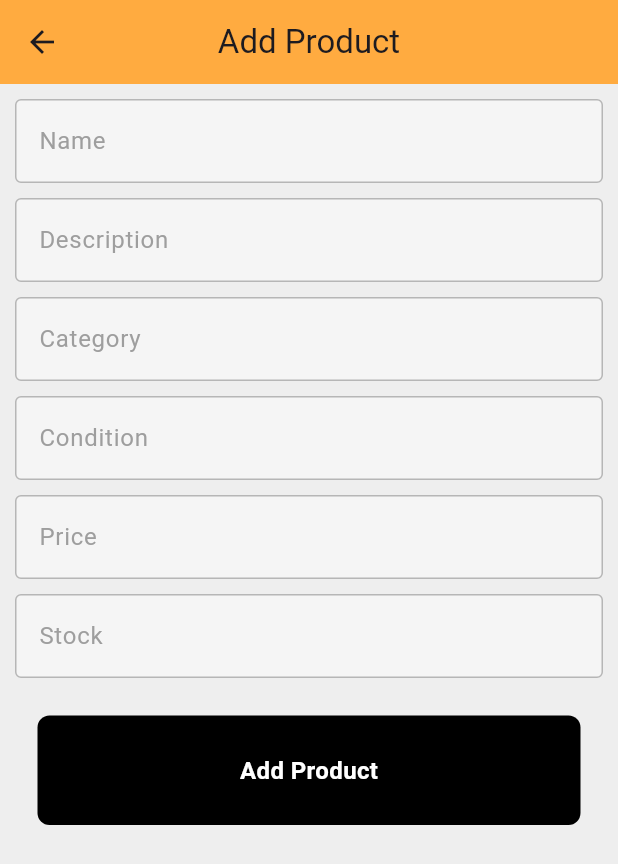
After one commit to Kadigas/click-n-buy, a Flutter app: the AddProductPage screen opened directly, after a tap on "Add Product", on a phone screen of 412 x 824 dp. The commit adds this screen. Shown: the top 864 px of the screen. Run offline on Flutter 3.47's test engine with Material 3 defaults, Android fonts, the phone set to English and light mode, and no system bars; our stand-ins replace cloud_firestore, firebase_auth, firebase_core; accounts and stored records are empty; network calls fail.

Commit message:
feat: user collection, CR products

```diff
--- a/lib/components/my_textfield.dart
+++ b/lib/components/my_textfield.dart
@@ -15,7 +15,7 @@ class MyTextField extends StatelessWidget {
   @override
   Widget build(BuildContext context) {
     return Padding(
-        padding: const EdgeInsets.symmetric(horizontal: 25.0),
+        padding: const EdgeInsets.symmetric(horizontal: 10.0),
         child: TextField(
           controller: controller,
           obscureText: obscureText,
--- /dev/null
+++ b/lib/models/product.dart
@@ -0,0 +1,36 @@
+import 'package:cloud_firestore/cloud_firestore.dart';
+
+class Product {
+  final String sellerUid;
+  final String productName;
+  final String productDescription;
+  final String productCategory;
+  final String productPrice;
+  final String productStock;
+  final String productCondition;
+  final Timestamp timestamp;
+
+  Product({
+    required this.sellerUid,
+    required this.productName,
+    required this.productDescription,
+    required this.productCategory,
+    required this.productPrice,
+    required this.productStock,
+    required this.productCondition,
+    required this.timestamp
+  });
+
+  Map<String, dynamic> toMap() {
+    return {
+      'sellerUid': sellerUid,
+      'productName': productName,
+      'productDescription': productDescription,
+      'productCategory': productCategory,
+      'productPrice': productPrice,
+      'productStock': productStock,
+      'productCondition': productCondition,
+      'timestamp': timestamp
+    };
+  }
+}
--- a/lib/pages/auth_page.dart
+++ b/lib/pages/auth_page.dart
@@ -2,6 +2,7 @@ import 'package:flutter/material.dart';
 import 'package:firebase_auth/firebase_auth.dart';
 import 'package:fp_ppb/pages/home_page.dart';
 import 'package:fp_ppb/pages/login_or_register_page.dart';
+import 'package:fp_ppb/pages/seller/home_page.dart';
 
 class AuthPage extends StatelessWidget {
   const AuthPage({super.key});
@@ -13,7 +14,7 @@ class AuthPage extends StatelessWidget {
         stream: FirebaseAuth.instance.authStateChanges(),
         builder: (context, snapshot) {
           if(snapshot.hasData) {
-            return HomePage();
+            return const SellerHomePage();
           } else {
             return const LoginOrRegisterPage();
           }
--- /dev/null
+++ b/lib/pages/seller/add_product.dart
@@ -0,0 +1,132 @@
+import 'package:firebase_auth/firebase_auth.dart';
+import 'package:flutter/material.dart';
+import 'package:fp_ppb/components/my_textfield.dart';
+import 'package:fp_ppb/components/my_button.dart';
+import 'package:fp_ppb/service/product_service.dart';
+
+class AddProductPage extends StatefulWidget {
+  const AddProductPage({super.key});
+
+  @override
+  State<AddProductPage> createState() => _AddProductPageState();
+}
+
+class _AddProductPageState extends State<AddProductPage> {
+  final productNameController = TextEditingController();
+  final productDescriptionController = TextEditingController();
+  final productCategoryController = TextEditingController();
+  final productPriceController = TextEditingController();
+  final productStockController = TextEditingController();
+  final productConditionController = TextEditingController();
+
+  void addProduct() async {
+    final productService = ProductService();
+    showDialog(
+        context: context,
+        builder: (context) {
+          return const Center(
+            child: CircularProgressIndicator(),
+          );
+        });
+
+    try {
+      await productService.addProduct(
+        productNameController.text,
+        productDescriptionController.text,
+        productCategoryController.text,
+        productPriceController.text,
+        productStockController.text,
+        productConditionController.text,
+      );
+      Navigator.pop(context);
+    } on FirebaseAuthException catch (e) {
+      Navigator.pop(context);
+      showErrorMessage(e.code);
+    }
+  }
+
+  void showErrorMessage(String message) {
+    showDialog(
+        context: context,
+        builder: (context) {
+          return AlertDialog(
+            backgroundColor: Colors.red,
+            title: Center(
+              child: Text(
+                message,
+                style: const TextStyle(color: Colors.white),
+              ),
+            ),
+          );
+        });
+  }
+
+  @override
+  Widget build(BuildContext context) {
+    return Scaffold(
+      appBar: AppBar(
+        title: const Text("Add Product"),
+        centerTitle: true,
+        backgroundColor: Colors.orangeAccent,
+        leading: IconButton(
+          icon: const Icon(Icons.arrow_back),
+          onPressed: () {
+            Navigator.pop(context);
+          },
+        ),
+      ),
+      backgroundColor: Colors.grey[200],
+      body: SafeArea(
+        child: SingleChildScrollView(
+          child: Center(
+            child:
+                Column(mainAxisAlignment: MainAxisAlignment.center, children: [
+              const SizedBox(height: 10),
+              MyTextField(
+                controller: productNameController,
+                hintText: 'Name',
+                obscureText: false,
+              ),
+              const SizedBox(height: 10),
+              MyTextField(
+                controller: productDescriptionController,
+                hintText: 'Description',
+                obscureText: false,
+              ),
+              const SizedBox(height: 10),
+              MyTextField(
+                controller: productCategoryController,
+                hintText: 'Category',
+                obscureText: false,
+              ),
+              const SizedBox(height: 10),
+              MyTextField(
+                controller: productConditionController,
+                hintText: 'Condition',
+                obscureText: false,
+              ),
+              const SizedBox(height: 10),
+              MyTextField(
+                controller: productPriceController,
+                hintText: 'Price',
+                obscureText: false,
+              ),
+              const SizedBox(height: 10),
+              MyTextField(
+                controller: productStockController,
+                hintText: 'Stock',
+                obscureText: false,
+              ),
+              const SizedBox(height: 25),
+              MyButton(
+                onTap: addProduct,
+                msg: 'Add Product',
+                color: Colors.black,
+              ),
+            ]),
+          ),
+        ),
+      ),
+    );
+  }
+}
--- /dev/null
+++ b/lib/pages/seller/home_page.dart
@@ -0,0 +1,229 @@
+import 'package:firebase_auth/firebase_auth.dart';
+import 'package:cloud_firestore/cloud_firestore.dart';
+import 'package:flutter/material.dart';
+import 'package:fp_ppb/components/my_textfield.dart';
+import 'package:fp_ppb/pages/chat_page.dart';
+import 'package:fp_ppb/pages/list_user_page.dart';
+import 'package:fp_ppb/pages/seller/add_product.dart';
+import 'package:fp_ppb/service/auth_service.dart';
+import 'package:fp_ppb/service/product_service.dart';
+
+class SellerHomePage extends StatefulWidget {
+  const SellerHomePage({super.key});
+
+  @override
+  State<SellerHomePage> createState() => _SellerHomePageState();
+}
+
+class _SellerHomePageState extends State<SellerHomePage> {
+  final user = FirebaseAuth.instance.currentUser!;
+
+  final ProductService productService = ProductService();
+
+  final itemController = TextEditingController();
+
+  void signUserOut() {
+    final authService = AuthService();
+    authService.signOut();
+  }
+
+  @override
+  Widget build(BuildContext context) {
+    return Scaffold(
+      body: StreamBuilder<QuerySnapshot>(
+        stream: productService.getProductStream(),
+        builder: (context, snapshot) {
+          if (snapshot.hasData) {
+            List productList = snapshot.data!.docs;
+
+            return SafeArea(
+              child: SingleChildScrollView(
+                child: Container(
+                  margin: const EdgeInsets.symmetric(horizontal: 15),
+                  child: Column(
+                    crossAxisAlignment: CrossAxisAlignment.stretch,
+                    children: [
+                      const SizedBox(
+                        height: 10,
+                      ),
+                      Row(
+                        mainAxisAlignment: MainAxisAlignment.spaceBetween,
+                        children: [
+                          Expanded(
+                            child: MyTextField(
+                                controller: itemController,
+                                hintText: "Search...",
+                                obscureText: false),
+                          ),
+                          // const Icon(Icons.search),
+                          Row(
+                            children: [
+                              IconButton(
+                                onPressed: signUserOut,
+                                icon: const Icon(Icons.logout),
+                              ),
+                              IconButton(
+                                  onPressed: () {
+                                    Navigator.push(
+                                        context,
+                                        MaterialPageRoute(
+                                            builder: (context) =>
+                                                AddProductPage()));
+                                  },
+                                  icon: const Icon(Icons.upload)),
+                              IconButton(
+                                  onPressed: () {
+                                    Navigator.push(
+                                        context,
+                                        MaterialPageRoute(
+                                            builder: (context) =>
+                                                ListUserPage()));
+                                  },
+                                  icon: const Icon(Icons.chat)),
+                            ],
+                          ),
+                        ],
+                      ),
+                      const SizedBox(
+                        height: 20,
+                      ),
+                      const Text('My Products'),
+                      const SizedBox(
+                        height: 10,
+                      ),
+                      SingleChildScrollView(
+                        scrollDirection: Axis.horizontal,
+                        child: Row(
+                          children: productList.map((document) {
+                            String docID = document.id;
+                            Map<String, dynamic> data =
+                                document.data() as Map<String, dynamic>;
+                            String productName = data['productName'];
+                            String price = data['productPrice'];
+
+                            return Card(
+                              child: Container(
+                                width: 200.0,
+                                // Set the width of each card as needed
+                                margin: EdgeInsets.all(8.0),
+                                // Add some margin between cards
+                                child: Column(
+                                  mainAxisAlignment: MainAxisAlignment.center,
+                                  crossAxisAlignment: CrossAxisAlignment.center,
+                                  children: [
+                                    const Icon(
+                                      Icons.keyboard,
+                                      size: 100,
+                                    ),
+                                    const SizedBox(height: 10.0),
+                                    // Space between icon and text
+                                    Text(
+                                      productName,
+                                      style: TextStyle(
+                                          fontSize: 18.0,
+                                          fontWeight: FontWeight.bold),
+                                    ),
+                                    SizedBox(height: 5.0),
+                                    // Space between productName and price
+                                    Text(
+                                      'Rp${price.toString()}',
+                                      style: TextStyle(
+                                          fontSize: 16.0, color: Colors.grey),
+                                    ),
+                                    Row(
+                                      mainAxisSize: MainAxisSize.min,
+                                      children: [
+                                        IconButton(
+                                          onPressed: () {},
+                                          icon: const Icon(Icons.edit),
+                                        ),
+                                        IconButton(
+                                          onPressed: () {},
+                                          icon: const Icon(Icons.delete),
+                                        ),
+                                      ],
+                                    ),
+                                  ],
+                                ),
+                              ),
+                            );
+                          }).toList(),
+                        ),
+                      ),
+
+                      // Add any widgets you want to display below the ListView here
+                      ElevatedButton(
+                        onPressed: () {},
+                        child: Text('Footer'),
+                      ),
+                    ],
+                  ),
+                ),
+              ),
+            );
+          } else {
+            return SafeArea(
+              child: SingleChildScrollView(
+                child: Container(
+                  margin: const EdgeInsets.symmetric(horizontal: 15),
+                  child: Column(
+                    crossAxisAlignment: CrossAxisAlignment.stretch,
+                    children: [
+                      const SizedBox(
+                        height: 10,
+                      ),
+                      Row(
+                        mainAxisAlignment: MainAxisAlignment.spaceBetween,
+                        children: [
+                          Expanded(
+                            child: MyTextField(
+                                controller: itemController,
+                                hintText: "Search...",
+                                obscureText: false),
+                          ),
+                          // const Icon(Icons.search),
+                          Row(
+                            children: [
+                              IconButton(
+                                onPressed: signUserOut,
+                                icon: const Icon(Icons.logout),
+                              ),
+                              IconButton(
+                                  onPressed: () {
+                                    Navigator.push(
+                                        context,
+                                        MaterialPageRoute(
+                                            builder: (context) =>
+                                                const AddProductPage()));
+                                  },
+                                  icon: const Icon(Icons.upload)),
+                              IconButton(
+                                  onPressed: () {
+                                    Navigator.push(
+                                        context,
+                                        MaterialPageRoute(
+                                            builder: (context) =>
+                                                ListUserPage()));
+                                  },
+                                  icon: const Icon(Icons.chat)),
+                            ],
+                          ),
+                        ],
+                      ),
+                      const SizedBox(
+                        height: 20,
+                      ),
+                      const Center(
+                        child: Text('No Product.'),
+                      )
+                    ],
+                  ),
+                ),
+              ),
+            );
+          }
+        },
+      ),
+    );
+  }
+}
--- /dev/null
+++ b/lib/service/product_service.dart
@@ -0,0 +1,40 @@
+import 'package:cloud_firestore/cloud_firestore.dart';
+import 'package:firebase_auth/firebase_auth.dart';
+import 'package:fp_ppb/models/product.dart';
+
+class ProductService {
+  final FirebaseAuth _auth = FirebaseAuth.instance;
+  final FirebaseFirestore _firestore = FirebaseFirestore.instance;
+  final CollectionReference products = FirebaseFirestore.instance.collection(
+      'products');
+
+  User? getCurrentUser() {
+    return _auth.currentUser;
+  }
+
+  Future<void> addProduct(String productName, productDescription,
+      productCategory, productPrice, productStock, productCondition) {
+    final Timestamp timestamp = Timestamp.now();
+
+    final User user = getCurrentUser()!;
+
+    Product newProduct = Product(
+        sellerUid: user.uid,
+        productName: productName,
+        productDescription: productDescription,
+        productCategory: productCategory,
+        productPrice: productPrice,
+        productStock: productStock,
+        productCondition: productCondition,
+        timestamp: timestamp
+    );
+
+    return products.add(newProduct.toMap());
+  }
+
+  Stream<QuerySnapshot> getProductStream() {
+    final productStream = products.orderBy('timestamp', descending: false).snapshots();
+
+    return productStream;
+  }
+}
```
Also changed, not shown: lib/models/users.dart (added, +36 -0 lines), lib/pages/home_page.dart (+0 -24 lines), lib/pages/register_page.dart (+25 -8 lines), lib/service/auth_service.dart (+19 -2 lines).
